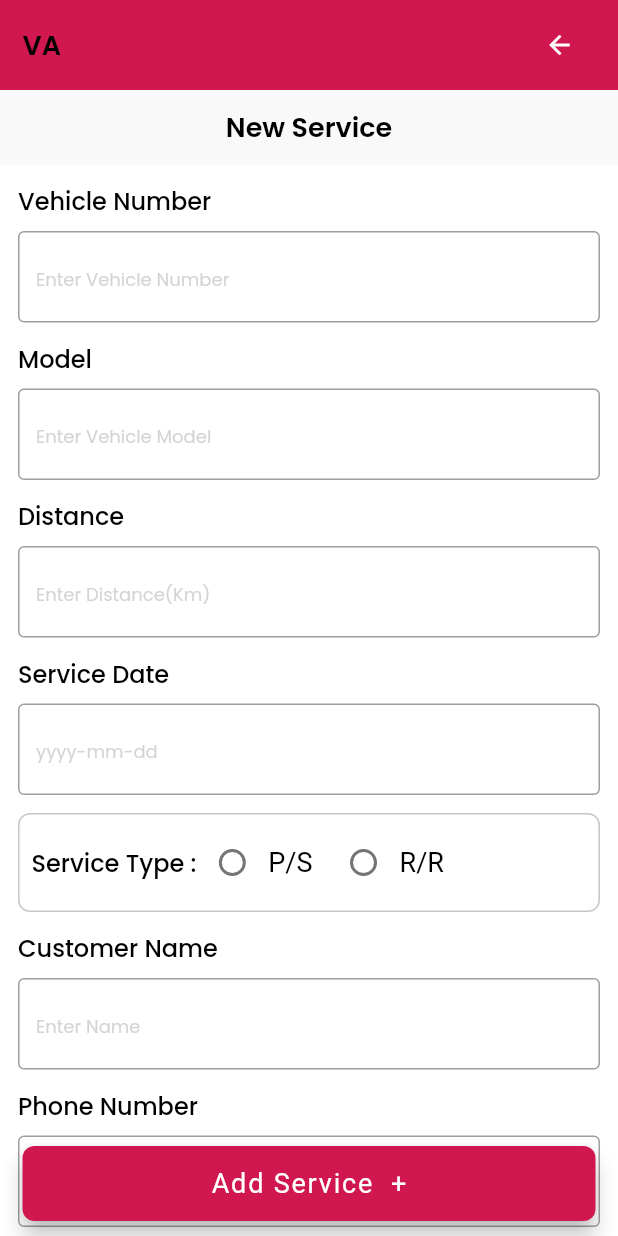
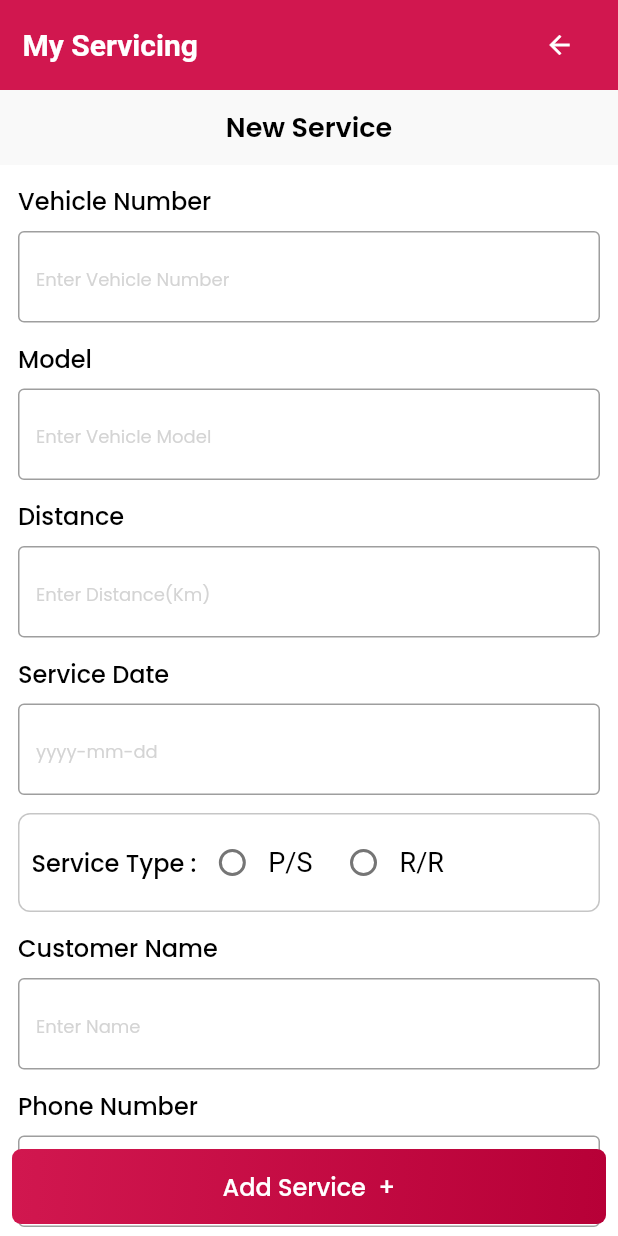
Before and after one commit to sangeeta2701/servicing_app, a Flutter app: the HomePage screen opened directly, after a tap on "Search", after a tap on "New Service", on a phone screen of 412 x 824 dp. Run offline on Flutter 3.47's test engine with Material 2 defaults, Android fonts, the light colour scheme and no system bars; our stand-ins replace google_fonts, loading_animation_widget.

Commit message:
Car Servicing

```diff
--- a/lib/Screens/home_page.dart
+++ b/lib/Screens/home_page.dart
@@ -1,12 +1,13 @@
 import 'package:car_servicing_app/Screens/Garage/vehicleList_page.dart';
 import 'package:car_servicing_app/Screens/search_page.dart';
 import 'package:car_servicing_app/Screens/vehicle_page.dart';
+import 'package:car_servicing_app/widget/customButton.dart';
 import 'package:flutter/material.dart';
 
 import '../utils/constants.dart';
 import 'Garage/billList_page.dart';
 import 'Garage/servicesList_page.dart';
-import 'noVehiclefound_page.dart';
+// import 'noVehiclefound_page.dart';
 
 class HomePage extends StatefulWidget {
   const HomePage({Key? key}) : super(key: key);
@@ -75,9 +76,9 @@ class _HomePageState extends State<HomePage> {
                   ),
                   Padding(
                       padding: const EdgeInsets.only(top: 20.0),
-                    child: GestureDetector(
-                      behavior: HitTestBehavior.translucent,
-                      onTap: () {
+                      child: CustomThemeButton(
+                          buttonText: "Search",
+                          ontap: () {
                             if (formKey.currentState!.validate()) {
                               Navigator.push(
                                 context,
@@ -87,25 +88,38 @@ class _HomePageState extends State<HomePage> {
                                 ),
                               );
                             }
-                      },
-                      child: Container(
-                        height: 45,
-                        width: double.infinity,
-                        decoration: BoxDecoration(
-                          color: appUiThemeColor,
-                          borderRadius: BorderRadius.circular(8),
-                        ),
-                        child: Center(
-                          child: Text(
-                            "Search",
-                            style: TextStyle(
-                                fontSize: 18,
-                                fontWeight: FontWeight.w400,
-                                color: appUiLightColor),
-                          ),
-                        ),
-                      ),
-                    ),
+                          })
+                      // GestureDetector(
+                      //   behavior: HitTestBehavior.translucent,
+                      //   onTap: () {
+                      //     if (formKey.currentState!.validate()) {
+                      //       Navigator.push(
+                      //         context,
+                      //         MaterialPageRoute(
+                      //           builder: (context) =>
+                      //               VehiclePage(num: numberController.text),
+                      //         ),
+                      //       );
+                      //     }
+                      //   },
+                      //   child: Container(
+                      //     height: 45,
+                      //     width: double.infinity,
+                      //     decoration: BoxDecoration(
+                      //       color: appUiThemeColor,
+                      //       borderRadius: BorderRadius.circular(8),
+                      //     ),
+                      //     child: Center(
+                      //       child: Text(
+                      //         "Search",
+                      //         style: TextStyle(
+                      //             fontSize: 18,
+                      //             fontWeight: FontWeight.w400,
+                      //             color: appUiLightColor),
+                      //       ),
+                      //     ),
+                      //   ),
+                      // ),
                       ),
                   Padding(
                     padding: const EdgeInsets.only(top: 15.0),
--- a/lib/Screens/search_page.dart
+++ b/lib/Screens/search_page.dart
@@ -1,3 +1,4 @@
+import 'package:car_servicing_app/widget/customButton.dart';
 import 'package:flutter/material.dart';
 import 'package:flutter/services.dart';
 import 'package:intl/intl.dart';
@@ -82,8 +83,11 @@ class _SearchPageState extends State<SearchPage> {
                           Align(
                             alignment: Alignment.centerLeft,
                             child: Text(
-                            "VA",
-                            style: headingTextStyle,
+                              "My Servicing",
+                              style: TextStyle(
+                                  fontWeight: FontWeight.bold,
+                                  fontSize: 20,
+                                  color: appUiLightColor),
                             ),
                           ),
                           Align(
@@ -237,7 +241,8 @@ class _SearchPageState extends State<SearchPage> {
                                       border: OutlineInputBorder(),
                                     ),
                                     onTap: () async {
-                                    DateTime? pickedDate = await showDatePicker(
+                                      DateTime? pickedDate =
+                                          await showDatePicker(
                                               context: context,
                                               initialDate: DateTime.now(),
                                               firstDate: DateTime(1950),
@@ -273,8 +278,8 @@ class _SearchPageState extends State<SearchPage> {
                               width: double.infinity,
                               decoration: BoxDecoration(
                                 borderRadius: BorderRadius.circular(8),
-                              border:
-                                  Border.all(color: appUiBorderColor, width: 1),
+                                border: Border.all(
+                                    color: appUiBorderColor, width: 1),
                               ),
                               child: Padding(
                                 padding: const EdgeInsets.all(8.0),
@@ -302,7 +307,8 @@ class _SearchPageState extends State<SearchPage> {
                                       ],
                                     ),
                                     Padding(
-                                    padding: const EdgeInsets.only(left: 10.0),
+                                      padding:
+                                          const EdgeInsets.only(left: 10.0),
                                       child: Row(
                                         children: [
                                           Radio(
@@ -483,33 +489,43 @@ class _SearchPageState extends State<SearchPage> {
           ),
         ),
         floatingActionButtonLocation: FloatingActionButtonLocation.centerDocked,
-      floatingActionButton: SizedBox(
-        height: 60,
-        width: double.infinity,
-        child: Padding(
-          padding: const EdgeInsets.fromLTRB(15, 0, 15, 10),
-          child: FloatingActionButton(
-            onPressed: () {
+        floatingActionButton: Padding(
+          padding: const EdgeInsets.all(8.0),
+          child: CustomThemeButton(
+              buttonText: "Add Service  +",
+              ontap: () {
                 if (formKey.currentState!.validate()) {
                   _addService();
                 }
-            },
-            backgroundColor: appUiThemeColor,
-            shape: RoundedRectangleBorder(
-              borderRadius: BorderRadius.circular(8),
-            ),
-            child: Center(
-              child: Text(
-                "Add Service  +",
-                style: TextStyle(
-                    fontSize: 18,
-                    fontWeight: FontWeight.w400,
-                    color: appUiLightColor),
-              ),
-            ),
-          ),
-        ),
-      ),
+              }),
+        )
+        // SizedBox(
+        //   height: 60,
+        //   width: double.infinity,
+        //   child: Padding(
+        //     padding: const EdgeInsets.fromLTRB(15, 0, 15, 10),
+        //     child: FloatingActionButton(
+        //       onPressed: () {
+        //         if (formKey.currentState!.validate()) {
+        //           _addService();
+        //         }
+        //       },
+        //       backgroundColor: appUiThemeColor,
+        //       shape: RoundedRectangleBorder(
+        //         borderRadius: BorderRadius.circular(8),
+        //       ),
+        //       child: Center(
+        //         child: Text(
+        //           "Add Service  +",
+        //           style: TextStyle(
+        //               fontSize: 18,
+        //               fontWeight: FontWeight.w400,
+        //               color: appUiLightColor),
+        //         ),
+        //       ),
+        //     ),
+        //   ),
+        // ),
         );
   }
 }
--- a/lib/Screens/splash_screen.dart
+++ b/lib/Screens/splash_screen.dart
@@ -1,4 +1,5 @@
 import 'package:car_servicing_app/Screens/home_page.dart';
+import 'package:car_servicing_app/Screens/login_page.dart';
 import 'package:car_servicing_app/utils/constants.dart';
 import 'package:flutter/material.dart';
 import 'package:google_fonts/google_fonts.dart';
@@ -19,7 +20,7 @@ class _SplashScreenState extends State<SplashScreen> {
       Navigator.pushReplacement(
         context,
         MaterialPageRoute(
-          builder: (context) => HomePage(),
+          builder: (context) => LoginScreen(),
         ),
       );
     });
--- a/lib/main.dart
+++ b/lib/main.dart
@@ -1,4 +1,5 @@
 import 'package:car_servicing_app/Screens/home_page.dart';
+import 'package:car_servicing_app/Screens/login_page.dart';
 import 'package:flutter/material.dart';
 
 import 'Screens/splash_screen.dart';
@@ -14,7 +15,7 @@ class MyApp extends StatelessWidget {
   Widget build(BuildContext context) {
     return MaterialApp(
       debugShowCheckedModeBanner: false,
-      home: SplashScreen(),
+      home: LoginScreen(),
       theme: ThemeData(
         primarySwatch: Colors.pink,
       ),
```
Also changed, not shown: lib/Screens/login_page.dart (added, +136 -0 lines). Lines whose indentation alone changed are shown as unchanged.
